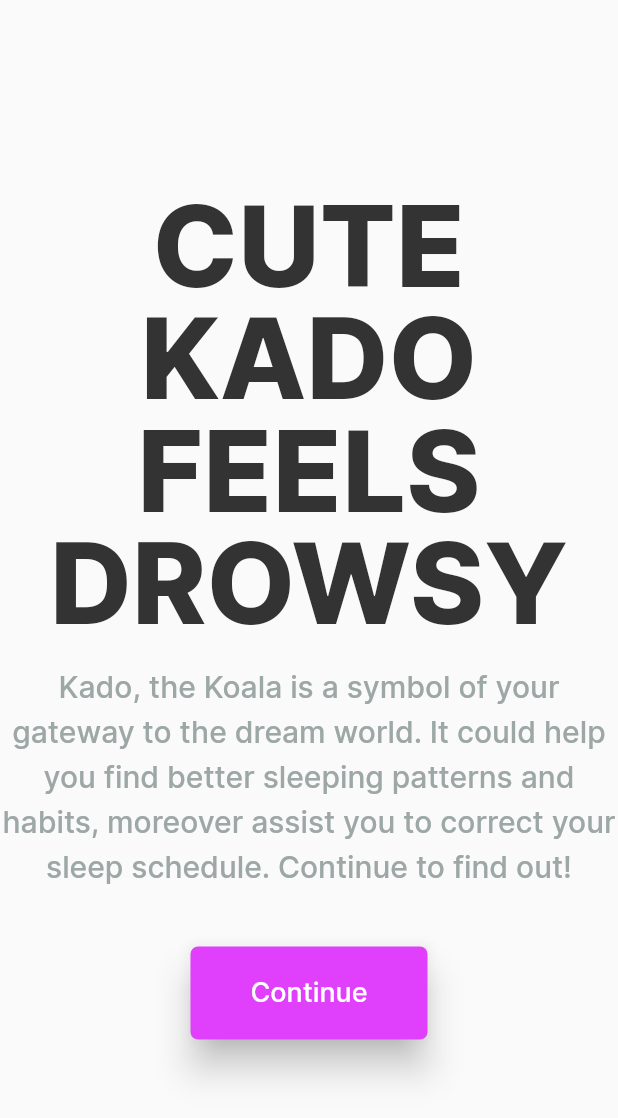
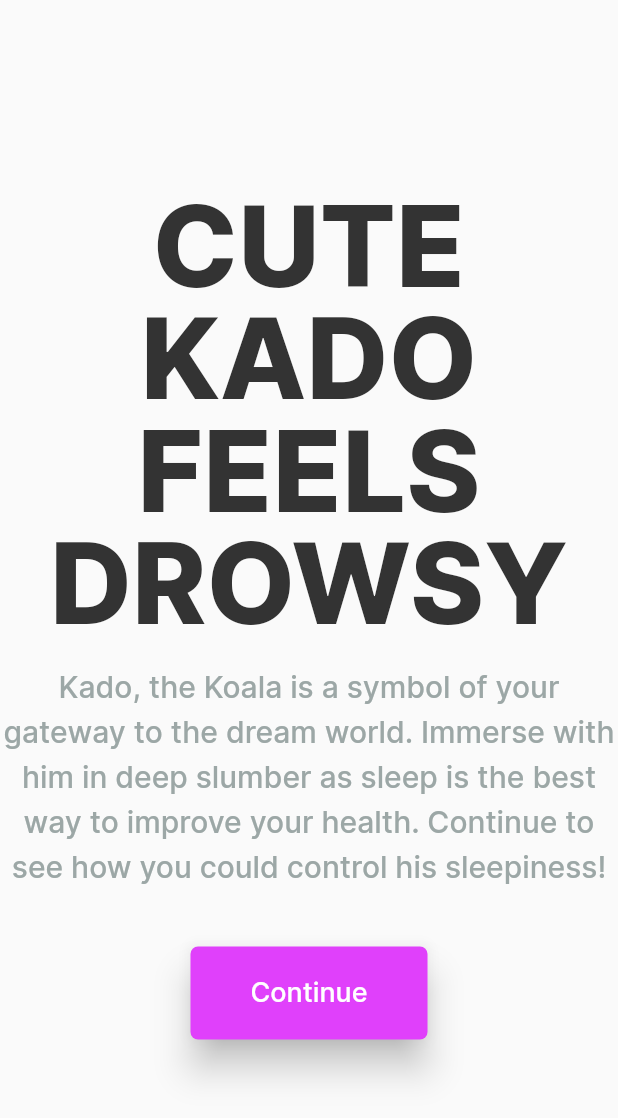
Before and after one commit to anubhavbagri/WebApp-with-Rive, a Flutter app: the screen it shows after launch, on a phone screen of 412 x 824 dp. Shown: the top 1118 px of the screen. Run offline on Flutter 3.47's test engine with Material 2 defaults, Android fonts, the light colour scheme and no system bars; our stand-ins replace flutter_switch, rive.

Commit message:
changed intro

```diff
--- a/lib/pages/home_page.dart
+++ b/lib/pages/home_page.dart
@@ -34,7 +34,7 @@ class _HomePageState extends State<HomePage> {
                 height: 10,
               ),
               const Text(
-                'Kado, the Koala is a symbol of your gateway to the dream world. It could help you find better sleeping patterns and habits, moreover assist you to correct your sleep schedule. Continue to find out!',
+                'Kado, the Koala is a symbol of your gateway to the dream world. Immerse with him in deep slumber as sleep is the best way to improve your health. Continue to see how you could control his sleepiness!',
                 textAlign: TextAlign.center,
                 style: TextStyle(
                     fontSize: 20,
```
